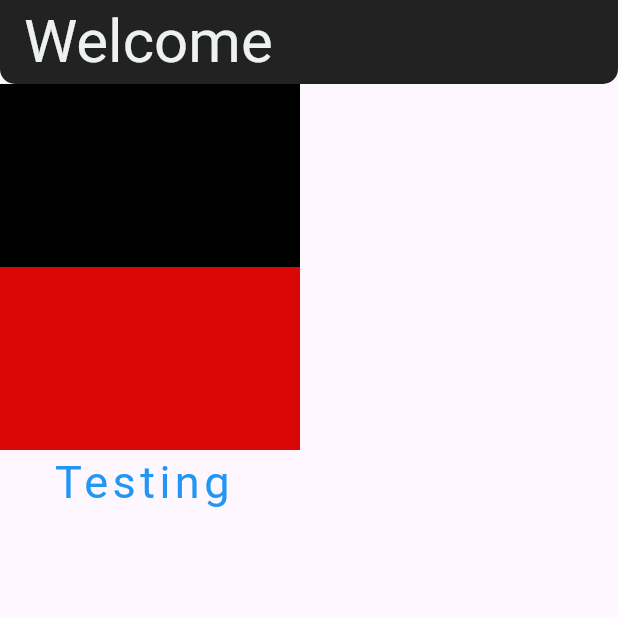
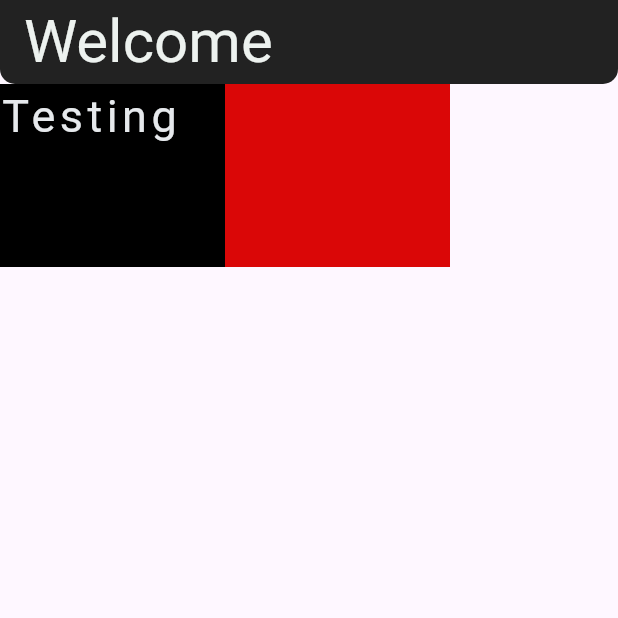
Before and after one commit to ivxsm/Flutter-Uni-Learning-, a Flutter app: the screen it shows after launch, on a phone screen of 412 x 824 dp, the top half of it. Run offline on Flutter 3.47's test engine with Material 3 defaults, Android fonts, the phone set to English and light mode, and no system bars.

Commit message:
submitting HW 2

```diff
--- a/MainProject/mainproject/lib/pages/first_page.dart
+++ b/MainProject/mainproject/lib/pages/first_page.dart
@@ -16,20 +16,19 @@ class FirstPage extends StatelessWidget {
       ),
         ),
       ) ,
-      body: Column(children: [
+      body: Row(children: [
         Container(
           height: 122,
-          width: 200,
+          width: 150,
           color: Colors.black,
+          child: const Text("Testing ", style: TextStyle(color: Color.fromARGB(255, 230, 233, 236) , fontSize: 30 , letterSpacing: 3),),
         ), Container(
           height: 122,
-          width: 200,
+          width: 150,
           color: const Color.fromARGB(255, 218, 7, 7),
         ),
-        const Text("Testing ", style: TextStyle(color: Colors.blue , fontSize: 30 , letterSpacing: 3),)
       ],)
     );
 
-
   }
 }
```
